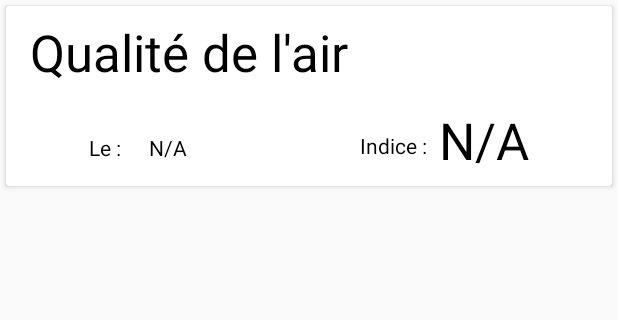
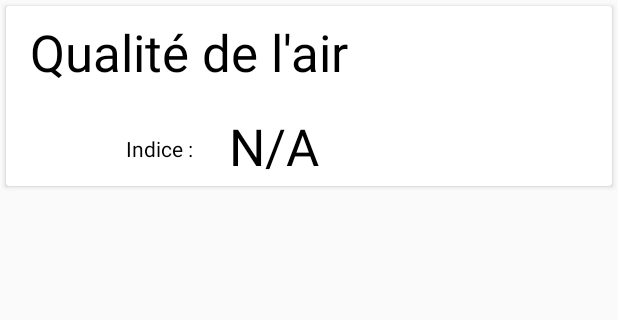
Before and after one commit to MadiBreizh/ATMO972, an Android app: the screen it shows after launch (MainActivity), on a phone screen of 412 x 824 dp, the part 84-404 px from its top. Run offline under Robolectric (Android 15) with nearby library versions, the phone set to English and light mode, and no system bars; libraries missing offline, so code that uses them is left out: com.opencsv; network calls fail.

Commit message:
Modification de l'interface

```diff
--- a/app/src/main/java/com/example/eag/myapplication/MainActivity.java
+++ b/app/src/main/java/com/example/eag/myapplication/MainActivity.java
@@ -20,7 +20,6 @@ import java.io.InputStreamReader;
 import java.net.MalformedURLException;
 import java.net.URL;
 import java.util.List;
-
 
 public class MainActivity extends BaseActivity {
 
@@ -62,7 +61,7 @@ public class MainActivity extends BaseActivity {
         //TODO : Implementer uns sauvegarde des donnée sur un changelebt d'orientation
         //Si pas encore charger (evite de relancer le parse à chaque execution de onCreate. ex: changement orientation)
         if(atmoElements == null)
-            new atmoMadininair().execute();
+            new AtmoMadininair().execute();
     }
 
     //ajout d'un menu personnaliser
@@ -72,15 +71,15 @@ public class MainActivity extends BaseActivity {
         return super.onCreateOptionsMenu(menu);
     }
 
-    private class atmoMadininair extends AsyncTask<Void, Void, AtmoElement[]>{
+    private class AtmoMadininair extends AsyncTask<Void, Void, AtmoElement[]> {
 
         @Override
         protected AtmoElement[] doInBackground(Void... params) {
-            int nbrJourAntérieur = -20;
+            int nbrJourAntérieur = -15;
 
             Uri.Builder uriBuilder = new Uri.Builder();
 
-//          String urlMadininairCSV = "http://www.madininair.fr/indice_atmo.php?dd="+Utilites.recupererDate(nbrJourAntérieur)+"&df="+Utilites.recupererDate(0);
+//          http://www.madininair.fr/indice_atmo.php?dd="+Utilites.recupererDate(nbrJourAntérieur)+"&df="+Utilites.recupererDate(0)
             uriBuilder.scheme("http")
                     .authority("www.madininair.fr")
                     .appendPath("indice_atmo.php")
@@ -110,7 +109,6 @@ public class MainActivity extends BaseActivity {
 
             if(atmoElements != null){
                 Toast.makeText(MainActivity.this, "Mise à jour réussi", Toast.LENGTH_SHORT).show();
-                tvDate.setText(atmoElements[0].getDate());
                 tvIndice.setText(atmoElements[0].getIndice());
             }
 
--- a/app/src/main/res/layout/activity_main.xml
+++ b/app/src/main/res/layout/activity_main.xml
@@ -62,59 +62,32 @@
                     app:layout_constraintTop_toTopOf="parent" />
 
                 <TextView
-                    android:id="@+id/tvDate"
-                    android:layout_width="wrap_content"
-                    android:layout_height="wrap_content"
-                    android:layout_marginBottom="16dp"
-                    android:layout_marginLeft="15dp"
-                    android:layout_marginStart="15dp"
-                    android:layout_weight="1"
-                    android:text="N/A"
-                    app:layout_constraintBottom_toBottomOf="parent"
-                    app:layout_constraintLeft_toRightOf="@+id/tvTextDate" />
-
-                <TextView
-                    android:id="@+id/tvTextDate"
-                    android:layout_width="wrap_content"
-                    android:layout_height="wrap_content"
-                    android:layout_marginBottom="16dp"
-                    android:layout_marginLeft="55dp"
-                    android:layout_marginStart="55dp"
-                    android:layout_weight="1"
-                    android:text="@string/message_date"
-                    android:textAppearance="@style/TextAppearance.AppCompat"
-                    app:layout_constraintBottom_toBottomOf="parent"
-                    app:layout_constraintLeft_toLeftOf="parent" />
-
-                <TextView
                     android:id="@+id/tvIndice"
                     android:layout_width="wrap_content"
                     android:layout_height="wrap_content"
                     android:layout_column="1"
-                    android:layout_marginBottom="8dp"
-                    android:layout_marginEnd="55dp"
-                    android:layout_marginRight="55dp"
+                    android:layout_marginBottom="4dp"
                     android:layout_row="1"
                     android:layout_weight="1"
                     android:text="N/A"
                     android:textAppearance="@style/TextAppearance.AppCompat.Display1"
                     app:layout_constraintBottom_toBottomOf="parent"
-                    app:layout_constraintRight_toRightOf="parent" />
+                    app:layout_constraintLeft_toRightOf="@+id/tvTextIndice"
+                    android:layout_marginLeft="24dp" />
 
                 <TextView
                     android:id="@+id/tvTextIndice"
                     android:layout_width="wrap_content"
                     android:layout_height="wrap_content"
                     android:layout_column="0"
-                    android:layout_marginBottom="17dp"
-                    android:layout_marginEnd="8dp"
-                    android:layout_marginRight="8dp"
+                    android:layout_marginBottom="15dp"
                     android:layout_row="1"
                     android:layout_weight="1"
                     android:text="@string/message_indice"
                     android:textAppearance="@style/TextAppearance.AppCompat"
                     app:layout_constraintBottom_toBottomOf="parent"
-                    app:layout_constraintRight_toLeftOf="@+id/tvIndice" />
+                    android:layout_marginLeft="80dp"
+                    app:layout_constraintLeft_toLeftOf="parent" />
 
             </android.support.constraint.ConstraintLayout>
         </android.support.v7.widget.CardView>
--- a/app/src/main/res/values/colors.xml
+++ b/app/src/main/res/values/colors.xml
@@ -2,7 +2,7 @@
 <resources>
     <color name="colorPrimary">#448aff</color>
     <color name="colorPrimaryDark">#3d5afe</color>
-    <color name="colorAccent">#FF4081</color>
+    <color name="colorAccent">#ff4081</color>
 
     <color name="textColorPrimary">#FFF</color>
     <color name="textColorSecondary">#000</color>
--- a/app/src/main/res/values/strings.xml
+++ b/app/src/main/res/values/strings.xml
@@ -1,6 +1,7 @@
 <resources>
     <string name="app_name">ATMO 972</string>
-    <string name="message_date">"Le : "</string>
+    <string name="message_le">"Le : "</string>
+    <string name="message_date">"00-00-0000"</string>
     <string name="message_indice">Indice : </string>
     <string name="title_acceuil">Acceuil</string>
     <string name="a_propos">À propos</string>
```
Also changed, not shown: app/src/main/java/com/example/eag/myapplication/AtmoAdaptateur.java (+34 -0 lines), app/src/main/java/com/example/eag/myapplication/BaseActivity.java (+2 -8 lines), app/src/main/res/layout/item_indice_atmo.xml (+21 -24 lines), 2 other files.
